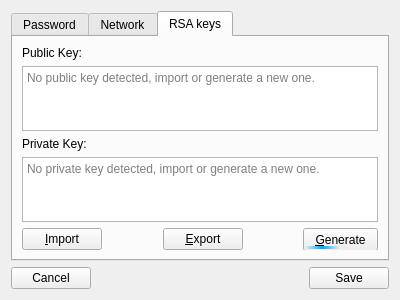
This is src/settingswindow.ui in thomas-picariello/SDTP as Qt 5 draws it before an edit. The edited form follows.
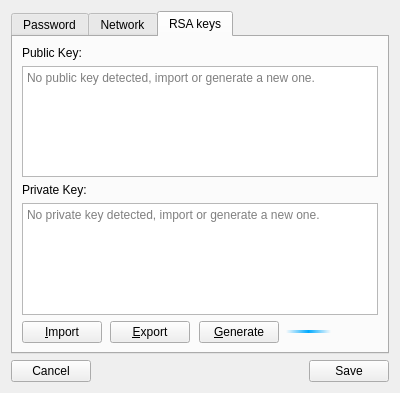
This is the edited form. The open tabs and pages were chosen to show the change. Icons and pictures are not drawn.

Commit message:
Updated Rsa gen bt layout
and key size 2048

The edit to the form file:
```diff
--- a/src/settingswindow.ui
+++ b/src/settingswindow.ui
@@ -10,7 +10,7 @@
     <x>0</x>
     <y>0</y>
     <width>400</width>
-    <height>300</height>
+    <height>393</height>
    </rect>
   </property>
   <property name="minimumSize">
@@ -171,6 +171,12 @@
       </layout>
      </widget>
      <widget class="QWidget" name="rsa_tab">
+      <property name="sizePolicy">
+       <sizepolicy hsizetype="Expanding" vsizetype="Expanding">
+        <horstretch>0</horstretch>
+        <verstretch>0</verstretch>
+       </sizepolicy>
+      </property>
       <attribute name="title">
        <string>RSA keys</string>
       </attribute>
@@ -279,79 +285,25 @@
           </spacer>
          </item>
          <item>
-          <widget class="QWidget" name="rsa_generate" native="true">
+          <widget class="QPushButton" name="rsa_generate_bt">
+           <property name="text">
+            <string>&amp;Generate</string>
+           </property>
+          </widget>
+         </item>
+         <item>
+          <widget class="QProgressBar" name="rsa_generate_pb">
            <property name="enabled">
             <bool>true</bool>
            </property>
-           <property name="minimumSize">
+           <property name="maximumSize">
             <size>
-             <width>75</width>
-             <height>0</height>
+             <width>16777215</width>
+             <height>5</height>
             </size>
            </property>
-           <widget class="QPushButton" name="rsa_generate_bt">
-            <property name="geometry">
-             <rect>
-              <x>0</x>
-              <y>0</y>
-              <width>75</width>
-              <height>23</height>
-             </rect>
-            </property>
-            <property name="sizePolicy">
-             <sizepolicy hsizetype="Expanding" vsizetype="Expanding">
-              <horstretch>0</horstretch>
-              <verstretch>0</verstretch>
-             </sizepolicy>
-            </property>
-            <property name="minimumSize">
-             <size>
-              <width>75</width>
-              <height>23</height>
-             </size>
-            </property>
-            <property name="baseSize">
-             <size>
-              <width>75</width>
-              <height>23</height>
-             </size>
-            </property>
-            <property name="text">
-             <string>&amp;Generate</string>
-            </property>
-           </widget>
-           <widget class="QProgressBar" name="rsa_generate_pb">
-            <property name="enabled">
-             <bool>true</bool>
-            </property>
-            <property name="geometry">
-             <rect>
-              <x>1</x>
-              <y>17</y>
-              <width>73</width>
-              <height>5</height>
-             </rect>
-            </property>
-            <property name="sizePolicy">
-             <sizepolicy hsizetype="Expanding" vsizetype="Fixed">
-              <horstretch>0</horstretch>
-              <verstretch>0</verstretch>
-             </sizepolicy>
-            </property>
-            <property name="minimumSize">
-             <size>
-              <width>73</width>
-              <height>5</height>
-             </size>
-            </property>
-            <property name="baseSize">
-             <size>
-              <width>73</width>
-              <height>5</height>
-             </size>
-            </property>
-            <property name="styleSheet">
-             <string notr="true">QProgressBar:horizontal{
+           <property name="styleSheet">
+            <string notr="true">QProgressBar:horizontal{
 background: rgba(0, 0, 0, 0);
 border:none;
 margin:1;
@@ -360,17 +312,16 @@
 QProgressBar::chunk:horizontal {
 background: qlineargradient(spread:pad, x1:0, y1:0, x2:1, y2:0, stop:0 rgba(0, 170, 255, 0), stop:0.5 rgba(0, 170, 255, 255), stop:1 rgba(0, 170, 255, 0));
 }</string>
-            </property>
-            <property name="maximum">
-             <number>0</number>
-            </property>
-            <property name="value">
-             <number>-1</number>
-            </property>
-            <property name="textVisible">
-             <bool>false</bool>
-            </property>
-           </widget>
+           </property>
+           <property name="maximum">
+            <number>0</number>
+           </property>
+           <property name="value">
+            <number>-1</number>
+           </property>
+           <property name="textVisible">
+            <bool>false</bool>
+           </property>
           </widget>
          </item>
         </layout>
```
Left out of the diff: 85 changed lines with no effect on the pictures. The commit also changes 2 other files.
